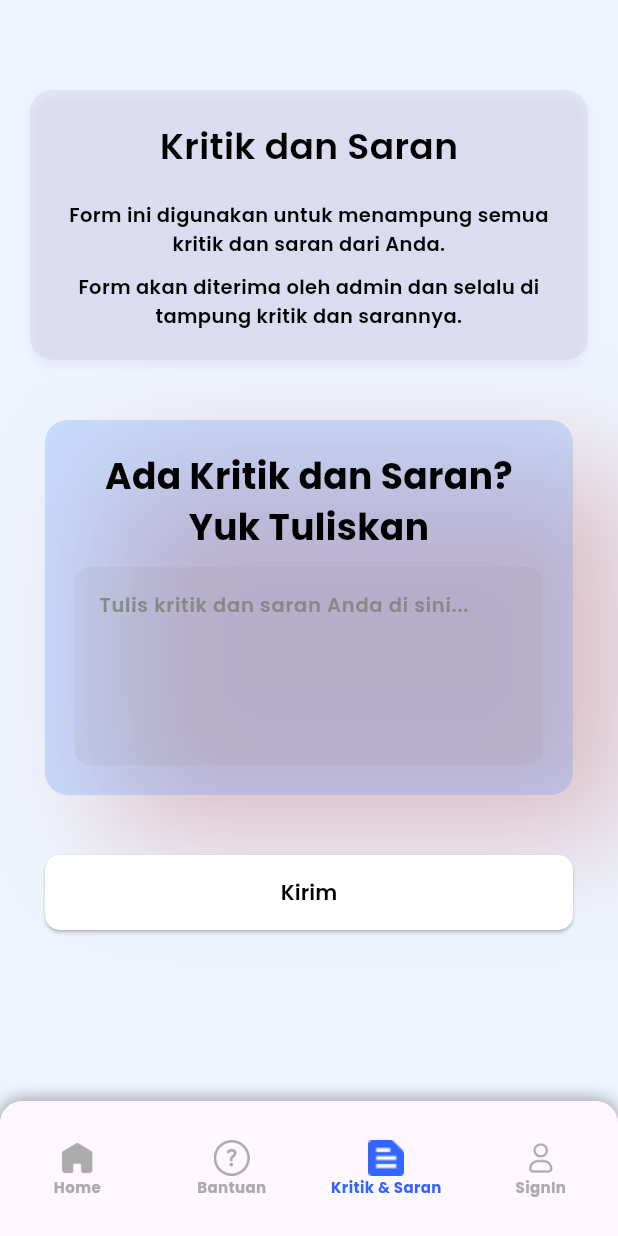
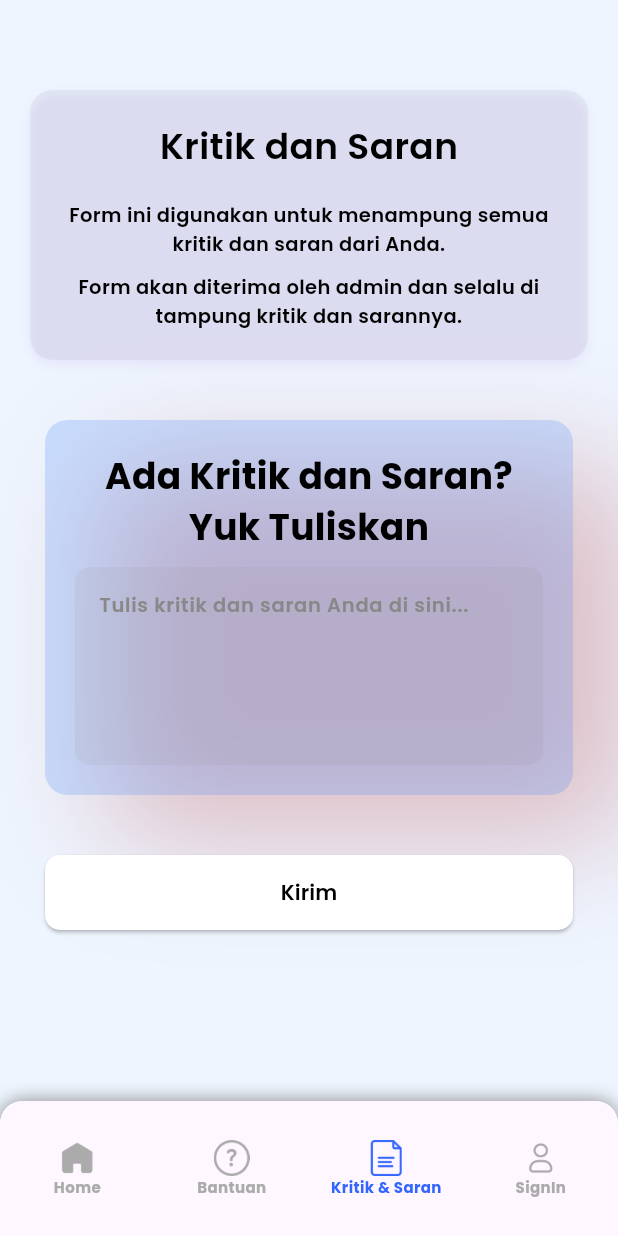
Before and after one commit to aldisakti2/Nusantara-News-App, a Flutter app: the screen it shows after launch, item 3 of the bottom bar chosen, on a phone screen of 412 x 824 dp. Run offline on Flutter 3.47's test engine with Material 3 defaults, Android fonts, the phone set to English and light mode, and no system bars; our stand-ins replace bloc, cloud_firestore, firebase_auth, firebase_core, flutter_bloc, google_fonts and 1 more; missing offline and left inert: flutter_inappwebview; accounts and stored records are empty; network calls fail.

Commit message:
Change critiq logo

```diff
--- a/lib/pages/main_page.dart
+++ b/lib/pages/main_page.dart
@@ -31,7 +31,8 @@ class _MainPageState extends State<MainPage> {
   void initState() {
     super.initState();
     _checkUserStatus();
-    _authSubscription = FirebaseAuth.instance.authStateChanges().listen((User? user) {
+    _authSubscription =
+        FirebaseAuth.instance.authStateChanges().listen((User? user) {
       if (mounted) {
         _checkUserStatus();
       }
@@ -142,7 +143,7 @@ class _MainPageState extends State<MainPage> {
                 label: 'Bantuan'),
             BottomNavigationBarItem(
                 icon: Image.asset(
-                  'assets/icons/kritiksaran.png',
+                  'assets/icons/report.png',
                   width: 24,
                   color: _selectedIndex == 2 ? kBlueRibbon : kDarkGray,
                 ),
```
Also changed, not shown: assets/icons/report.png (added). Lines whose indentation alone changed are shown as unchanged.
